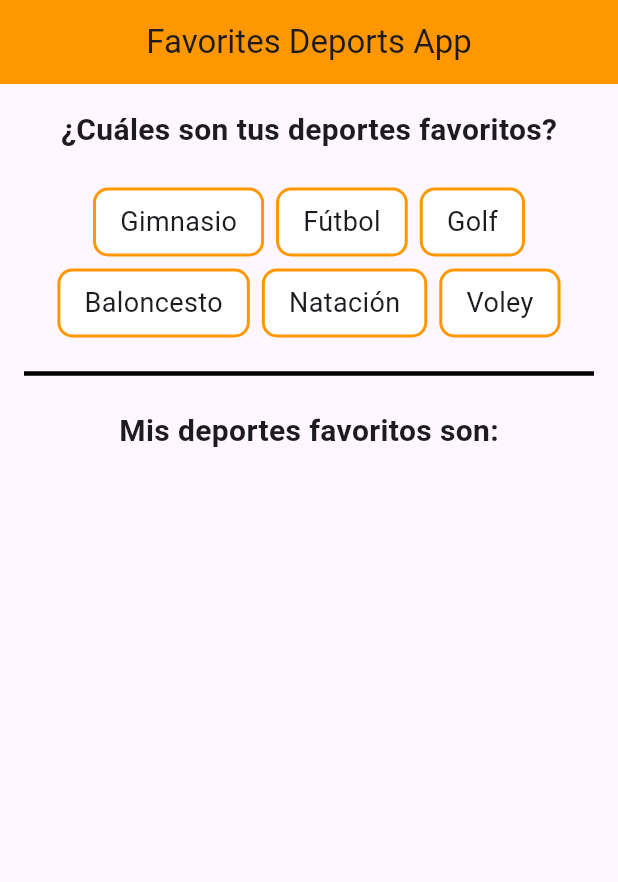
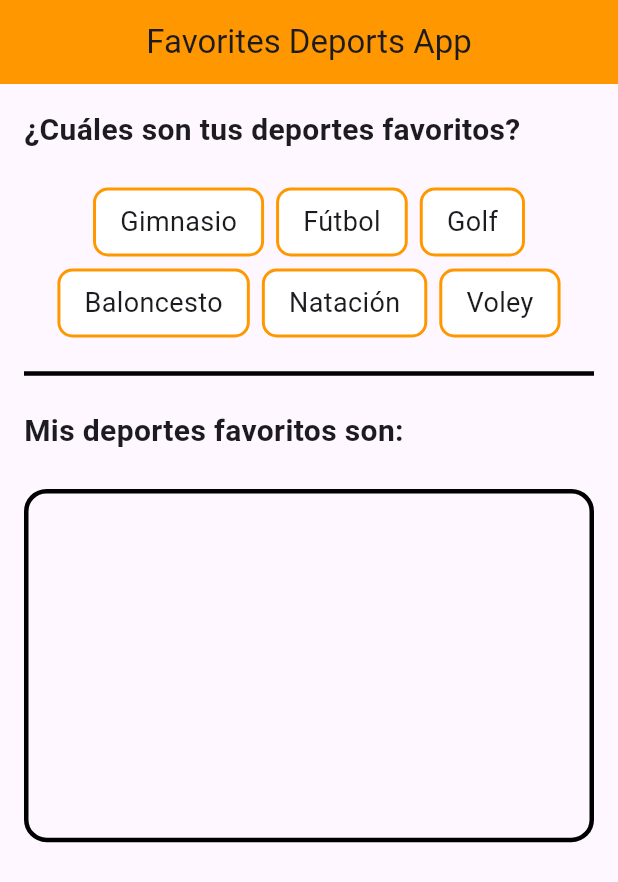
Before and after one commit to fr4nsgallegos/slider_app_g8, a Flutter app: the screen it shows after launch, on a phone screen of 412 x 824 dp. Shown: the top 882 px of the screen. Run offline on Flutter 3.47's test engine with Material 3 defaults, Android fonts, the phone set to English and light mode, and no system bars; our stand-ins replace flutter_svg.

Commit message:
segundo wrap iniciando

```diff
--- a/lib/pages/favorites_deports_page.dart
+++ b/lib/pages/favorites_deports_page.dart
@@ -14,7 +14,9 @@ class _FavoritesDeportsPageState extends State<FavoritesDeportsPage> {
     {"name": "Natación", "isFavorite": false},
     {"name": "Voley", "isFavorite": false},
   ];
-  Colors? _containerColor;
+
+  List<Map<String, dynamic>> favoriteDeportList = [];
+
   @override
   Widget build(BuildContext context) {
     return Scaffold(
@@ -26,12 +28,11 @@ class _FavoritesDeportsPageState extends State<FavoritesDeportsPage> {
       body: Padding(
         padding: const EdgeInsets.all(16.0),
         child: Column(
+          crossAxisAlignment: CrossAxisAlignment.start,
           children: [
             TituloWidget("¿Cuáles son tus deportes favoritos?"),
-            SizedBox(
-              height: 24,
-            ),
-            Wrap(
+            Center(
+              child: Wrap(
                 spacing: 8,
                 runSpacing: 8,
                 alignment: WrapAlignment.center,
@@ -40,12 +41,31 @@ class _FavoritesDeportsPageState extends State<FavoritesDeportsPage> {
                     ItemDeportWidget(deportsList[i])
                 ],
               ),
+            ),
             Divider(
               thickness: 3,
               color: Colors.black,
               height: 48,
             ),
-            TituloWidget("Mis deportes favoritos son:")
+            TituloWidget("Mis deportes favoritos son:"),
+            Container(
+              height: MediaQuery.of(context).size.height / 3.5,
+              width: double.infinity,
+              decoration: BoxDecoration(
+                // color: Colors.red,
+                borderRadius: BorderRadius.circular(15.0),
+                border: Border.all(width: 3, color: Colors.black),
+              ),
+              child: Wrap(
+                spacing: 8,
+                runSpacing: 8,
+                alignment: WrapAlignment.center,
+                children: [
+                  for (int i = 0; i < favoriteDeportList.length; i++)
+                    ItemDeportWidget(favoriteDeportList[i])
+                ],
+              ),
+            ),
           ],
         ),
       ),
@@ -58,11 +78,14 @@ class TituloWidget extends StatelessWidget {
   TituloWidget(this.texto);
   @override
   Widget build(BuildContext context) {
-    return Text(
+    return Padding(
+      padding: const EdgeInsets.only(bottom: 24),
+      child: Text(
         texto,
         style: TextStyle(
           fontSize: 20,
           fontWeight: FontWeight.bold,
+        ),
       ),
     );
   }
@@ -82,9 +105,11 @@ class _ItemDeportWidgetState extends State<ItemDeportWidget> {
   Widget build(BuildContext context) {
     return GestureDetector(
       onTap: () {
-        // _containerColor = Colors.orange.shade200;
-        print(widget.deporte["name"]);
+        if (widget.deporte["isFavorite"] == false) {
           widget.deporte["isFavorite"] = true;
+        } else {
+          widget.deporte["isFavorite"] = false;
+        }
         setState(() {});
       },
       child: Container(
```
Lines whose indentation alone changed are shown as unchanged.
